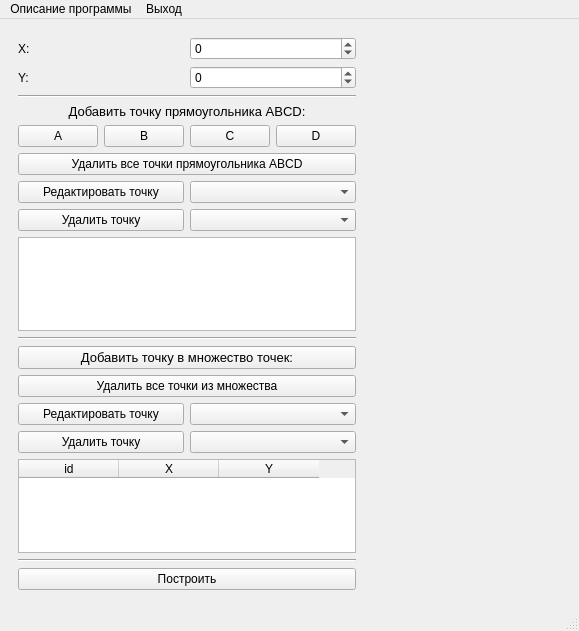
Old version of the form sem4/graphics/lab_1/main_window.ui in the repository kit11920/vuz.
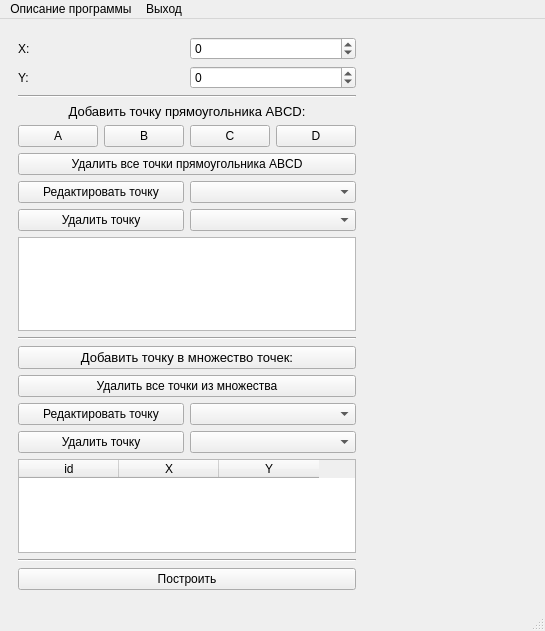
New version of the form.

Patch:
```diff
--- a/sem4/graphics/lab_1/main_window.ui
+++ b/sem4/graphics/lab_1/main_window.ui
@@ -6,7 +6,7 @@
    <rect>
     <x>0</x>
     <y>0</y>
-    <width>579</width>
+    <width>545</width>
     <height>631</height>
    </rect>
   </property>
@@ -318,22 +318,22 @@
     <rect>
      <x>0</x>
      <y>0</y>
-     <width>579</width>
+     <width>545</width>
      <height>22</height>
     </rect>
    </property>
-   <widget class="QMenu" name="menu">
+   <widget class="QMenu" name="info_qm">
     <property name="title">
      <string>Описание программы</string>
     </property>
    </widget>
-   <widget class="QMenu" name="menu_2">
+   <widget class="QMenu" name="exit_pbtn">
     <property name="title">
      <string>Выход</string>
     </property>
    </widget>
-   <addaction name="menu"/>
-   <addaction name="menu_2"/>
+   <addaction name="info_qm"/>
+   <addaction name="exit_pbtn"/>
   </widget>
   <widget class="QStatusBar" name="statusbar">
    <property name="font">
```
